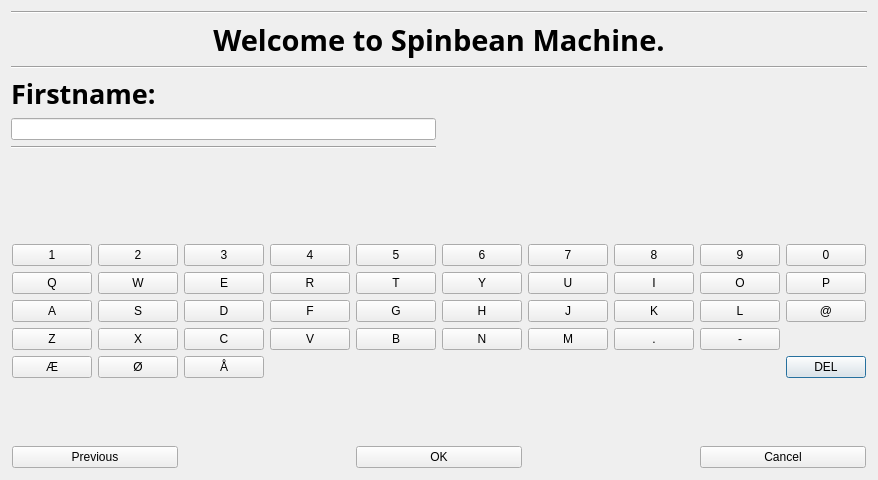
Above: register_user.ui from ebjordal/sbmachine before the change. Below: the same form after it.
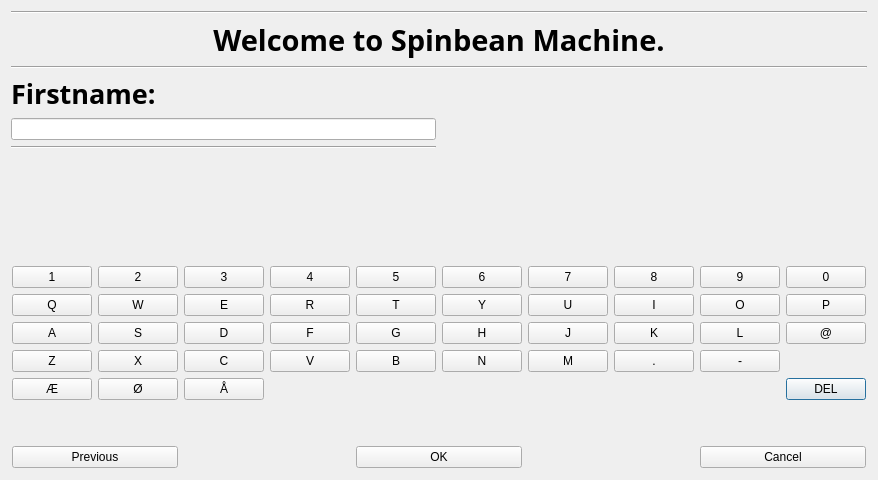
That is the form after the change.

Commit message:
Added insert function of new user to database. Need to add some checks for avoiding duplicate users. Need to add error handling. Need to fix hash function for pin codes.
Committ in mariadb interaction does not seem to exist. Need to look into that, though it seems entries are stored anywawy.

```diff
--- a/register_user.ui
+++ b/register_user.ui
@@ -143,6 +143,19 @@
     </layout>
    </item>
    <item row="1" column="0">
+    <spacer name="verticalSpacer_2">
+     <property name="orientation">
+      <enum>Qt::Vertical</enum>
+     </property>
+     <property name="sizeHint" stdset="0">
+      <size>
+       <width>20</width>
+       <height>40</height>
+      </size>
+     </property>
+    </spacer>
+   </item>
+   <item row="2" column="0">
     <layout class="QGridLayout" name="qwerty">
      <property name="sizeConstraint">
       <enum>QLayout::SetMinimumSize</enum>
```
The commit also changes 4 other files.
